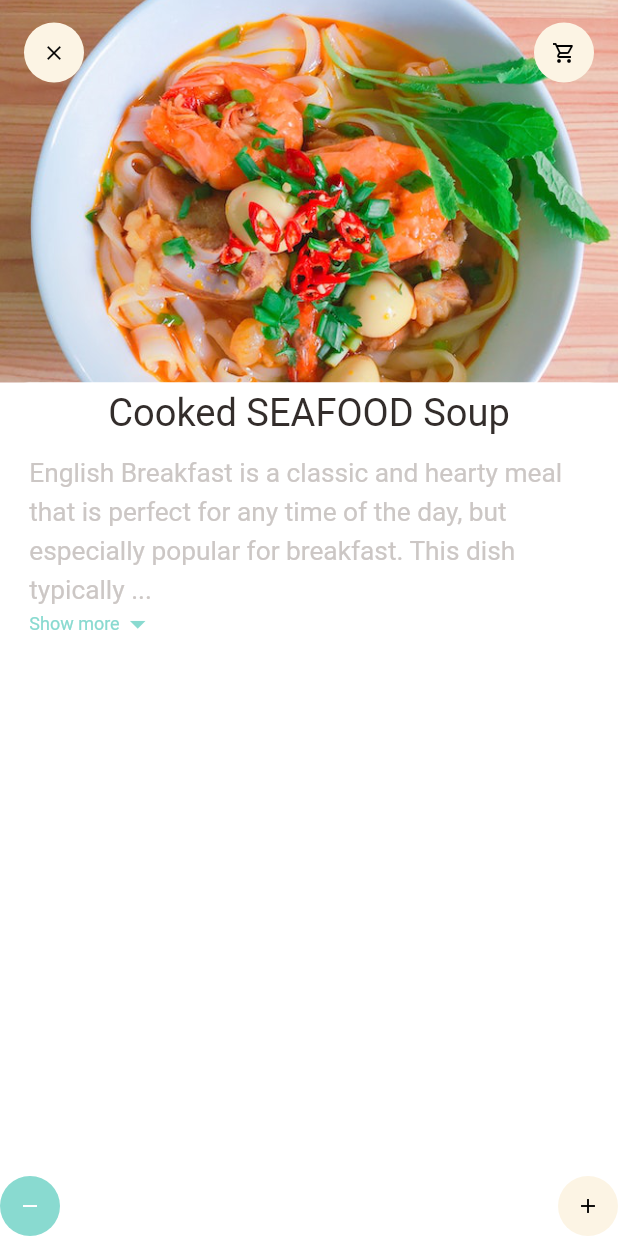
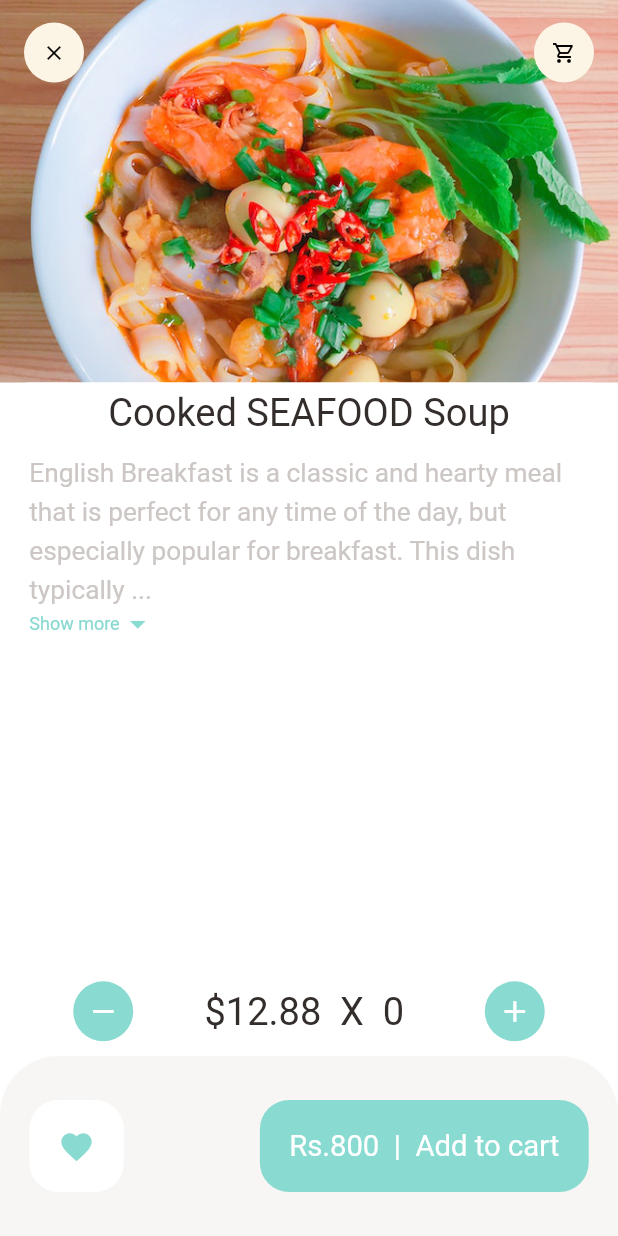
Before and after one commit to Saliya99/rock_vin_cafe_app, a Flutter app: the screen it shows after launch, on a phone screen of 412 x 824 dp. Run offline on Flutter 3.47's test engine with Material 2 defaults, Android fonts, the phone set to English and light mode, and no system bars; our stand-ins replace dots_indicator, get; missing offline and left inert: dart:ffi.

Commit message:
recommended food details page done

```diff
--- a/rock_vin_cafe_app/lib/pages/food/recommended_food_detail.dart
+++ b/rock_vin_cafe_app/lib/pages/food/recommended_food_detail.dart
@@ -73,15 +73,78 @@ class RecommendedFoodDetails extends StatelessWidget {
       bottomNavigationBar: Column(
         mainAxisSize: MainAxisSize.min,
         children: [
-          Row(
+          Container(
+            padding: EdgeInsets.only(
+              left: Dimensions.width20*2.5,
+              right: Dimensions.width20*2.5,
+              top: Dimensions.height10,
+              bottom: Dimensions.height10,
+            ),
+            child: Row(
               mainAxisAlignment: MainAxisAlignment.spaceBetween,
               children: [
-              AppIcon(iconColor: Colors.white,
+                AppIcon(
+                    iconSize:Dimensions.iconSize24 ,
+                    iconColor: Colors.white,
                     backgroundColor: AppColors.mainColor,
                     icon: Icons.remove),
-              AppIcon(icon: Icons.add)
+                BigText(text: "\$12.88 "+" X "+" 0 ", color: AppColors.mainBlackColor,size: Dimensions.font26,),
+
+                AppIcon(
+                    iconSize:Dimensions.iconSize24 ,
+                    iconColor: Colors.white,
+                    backgroundColor: AppColors.mainColor,
+                    icon: Icons.add),
               ],
+            ),
+          ),
+          Container(
+            height: 120,
+            padding: EdgeInsets.only(
+                top: Dimensions.height30,
+                bottom: Dimensions.height30,
+                left: Dimensions.width20,
+                right: Dimensions.width20),
+            decoration: BoxDecoration(
+                color: AppColors.buttonBackgroungColor,
+                borderRadius: BorderRadius.only(
+                    topLeft: Radius.circular(Dimensions.radius20 * 2),
+                    topRight: Radius.circular(Dimensions.radius20 * 2))),
+            child: Row(
+              mainAxisAlignment: MainAxisAlignment.spaceBetween,
+              children: [
+                Container(
+                  padding: EdgeInsets.only(
+                      top: Dimensions.height20,
+                      bottom: Dimensions.height20,
+                      left: Dimensions.width20,
+                      right: Dimensions.width20),
+                  decoration: BoxDecoration(
+                    borderRadius: BorderRadius.circular(Dimensions.radius20),
+                    color: Colors.white,
+                  ),
+                  child: Icon(
+                    Icons.favorite,
+                    color: AppColors.mainColor,
+                  ),
+                ),
+                Container(
+                  padding: EdgeInsets.only(
+                      top: Dimensions.height20,
+                      bottom: Dimensions.height20,
+                      left: Dimensions.width20,
+                      right: Dimensions.width20),
+                  child: BigText(
+                    text: "Rs.800  |  Add to cart",
+                    color: Colors.white,
+                  ),
+                  decoration: BoxDecoration(
+                      borderRadius: BorderRadius.circular(Dimensions.radius20),
+                      color: AppColors.mainColor),
                 )
+              ],
+            ),
+          ),
         ],
       ),
     );
```
Lines whose indentation alone changed are shown as unchanged.
